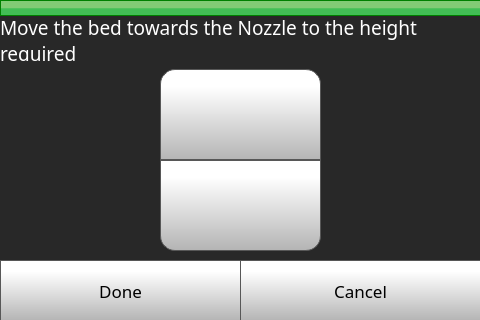
This is octoprint_Julia3GTouchUI/Test2.ui in FracktalWorks/Julia3GTouchUI as Qt 5 draws it before an edit. The edited form follows.
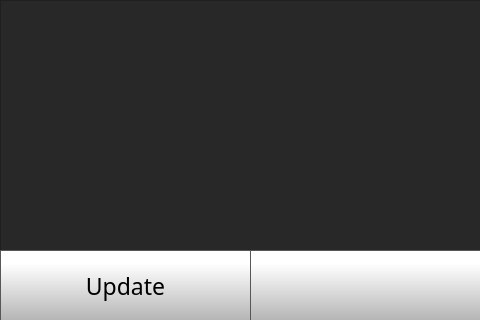
This is the edited form. The open tabs and pages were chosen to show the change. Icons and pictures are not drawn.

Patch:
```diff
--- a/octoprint_Julia3GTouchUI/Test2.ui
+++ b/octoprint_Julia3GTouchUI/Test2.ui
@@ -2834,6 +2834,303 @@
      <zorder>printPreviewSelected_4</zorder>
      <zorder>hostname</zorder>
     </widget>
+    <widget class="QWidget" name="OTAUpdatePage">
+     <widget class="QListWidget" name="updateListWidget">
+      <property name="geometry">
+       <rect>
+        <x>0</x>
+        <y>0</y>
+        <width>481</width>
+        <height>251</height>
+       </rect>
+      </property>
+      <property name="styleSheet">
+       <string notr="true">
+
+QScrollBar:vertical {
+ border: 1px solid black; 
+border-radius: 5px;
+background: rgb(40,40,40);
+width: 62px;
+}
+
+/* Sets up the color and height of handle */
+QScrollBar::handle:vertical {
+border-radius: 5px;
+background: qlineargradient(spread:pad, x1:0, y1:1, x2:0, y2:0.188, stop:0 rgba(180, 180, 180, 255), stop:1 rgba(255, 255, 255, 255));
+min-height: 20px;
+}
+
+
+
+
+/* This remvoes the bottom button by setting the height to 0px */
+QScrollBar::add-line:vertical {
+height: 0px;
+subcontrol-position: bottom;
+subcontrol-origin: margin;
+}
+
+/* This remvoes the top button by setting the height to 0px */
+QScrollBar::sub-line:vertical {
+height: 0px;
+subcontrol-position: top;
+subcontrol-origin: margin;
+}
+
+/*
+QScrollBar::up-arrow:vertical, QScrollBar::down-arrow:vertical {
+border: 2px solid grey;
+width: 5px;
+height: 5px;
+background: white;
+}
+
+
+/* need this to get rid of crosshatching on scrollbar background */
+QScrollBar::add-page:vertical, QScrollBar::sub-page:vertical {
+background: none;
+}
+
+QListView::item {
+color: rgb(255, 255, 255);
+border-bottom: 1px solid rgb(255, 255, 255);
+}
+
+QListView {
+    show-decoration-selected: 1; /* make the selection span the entire width of the view */
+}
+
+QListView::item:selected {
+outline: none;
+}
+
+
+QListView::item:selected:focus {
+	outline: none;
+}
+</string>
+      </property>
+     </widget>
+     <widget class="QPushButton" name="softwareUpdateBackButton">
+      <property name="geometry">
+       <rect>
+        <x>250</x>
+        <y>250</y>
+        <width>231</width>
+        <height>71</height>
+       </rect>
+      </property>
+      <property name="minimumSize">
+       <size>
+        <width>0</width>
+        <height>0</height>
+       </size>
+      </property>
+      <property name="font">
+       <font>
+        <family>Gotham Light</family>
+        <pointsize>9</pointsize>
+       </font>
+      </property>
+      <property name="styleSheet">
+       <string notr="true">QPushButton {
+     border: 1px solid rgb(87, 87, 87);
+	background-color: qlineargradient(spread:pad, x1:0, y1:1, x2:0, y2:0.188, stop:0 rgba(180, 180, 180, 255), stop:1 rgba(255, 255, 255, 255));
+
+
+}
+
+QPushButton:pressed {
+    background-color: qlineargradient(x1: 0, y1: 0, x2: 0, y2: 1,
+                                      stop: 0 #dadbde, stop: 1 #f6f7fa);
+}
+
+QPushButton:flat {
+    border: none; /* no border for a flat push button */
+}
+
+QPushButton:default {
+    border-color: navy; /* make the default button prominent */
+}</string>
+      </property>
+      <property name="text">
+       <string/>
+      </property>
+      <property name="icon">
+       <iconset>
+        <normaloff>templates/img/arrows-4.png</normaloff>templates/img/arrows-4.png</iconset>
+      </property>
+      <property name="iconSize">
+       <size>
+        <width>50</width>
+        <height>50</height>
+       </size>
+      </property>
+      <property name="checkable">
+       <bool>false</bool>
+      </property>
+      <property name="autoDefault">
+       <bool>false</bool>
+      </property>
+      <property name="default">
+       <bool>false</bool>
+      </property>
+      <property name="flat">
+       <bool>false</bool>
+      </property>
+     </widget>
+     <widget class="QPushButton" name="performUpdateButton">
+      <property name="geometry">
+       <rect>
+        <x>0</x>
+        <y>250</y>
+        <width>251</width>
+        <height>71</height>
+       </rect>
+      </property>
+      <property name="minimumSize">
+       <size>
+        <width>0</width>
+        <height>0</height>
+       </size>
+      </property>
+      <property name="font">
+       <font>
+        <family>Gotham Light</family>
+        <pointsize>17</pointsize>
+       </font>
+      </property>
+      <property name="styleSheet">
+       <string notr="true">QPushButton {
+     border: 1px solid rgb(87, 87, 87);
+	background-color: qlineargradient(spread:pad, x1:0, y1:1, x2:0, y2:0.188, stop:0 rgba(180, 180, 180, 255), stop:1 rgba(255, 255, 255, 255));
+
+
+}
+
+QPushButton:pressed {
+    background-color: qlineargradient(x1: 0, y1: 0, x2: 0, y2: 1,
+                                      stop: 0 #dadbde, stop: 1 #f6f7fa);
+}
+
+QPushButton:flat {
+    border: none; /* no border for a flat push button */
+}
+
+QPushButton:default {
+    border-color: navy; /* make the default button prominent */
+}</string>
+      </property>
+      <property name="text">
+       <string>Update</string>
+      </property>
+      <property name="icon">
+       <iconset>
+        <normaloff>templates/img/update-arrows.png</normaloff>templates/img/update-arrows.png</iconset>
+      </property>
+      <property name="iconSize">
+       <size>
+        <width>40</width>
+        <height>40</height>
+       </size>
+      </property>
+      <property name="checkable">
+       <bool>false</bool>
+      </property>
+      <property name="autoDefault">
+       <bool>false</bool>
+      </property>
+      <property name="default">
+       <bool>false</bool>
+      </property>
+      <property name="flat">
+       <bool>false</bool>
+      </property>
+     </widget>
+    </widget>
+    <widget class="QWidget" name="softwareUpdateProgressPage">
+     <widget class="QTextEdit" name="logTextEdit">
+      <property name="geometry">
+       <rect>
+        <x>0</x>
+        <y>0</y>
+        <width>481</width>
+        <height>321</height>
+       </rect>
+      </property>
+      <property name="font">
+       <font>
+        <family>Gotham</family>
+        <pointsize>10</pointsize>
+       </font>
+      </property>
+      <property name="styleSheet">
+       <string notr="true">QTextEdit{
+background-color:  rgb(40, 40, 40);
+font-color: white;
+color: rgb(255, 255, 255);
+}
+
+
+QScrollBar:vertical {
+ border: 1px solid black; 
+border-radius: 5px;
+background: rgb(40,40,40);
+width: 30px;
+}
+
+/* Sets up the color and height of handle */
+QScrollBar::handle:vertical {
+border-radius: 5px;
+background: qlineargradient(spread:pad, x1:0, y1:1, x2:0, y2:0.188, stop:0 rgba(180, 180, 180, 255), stop:1 rgba(255, 255, 255, 255));
+min-height: 20px;
+}
+
+
+
+
+/* This remvoes the bottom button by setting the height to 0px */
+QScrollBar::add-line:vertical {
+height: 0px;
+subcontrol-position: bottom;
+subcontrol-origin: margin;
+}
+
+/* This remvoes the top button by setting the height to 0px */
+QScrollBar::sub-line:vertical {
+height: 0px;
+subcontrol-position: top;
+subcontrol-origin: margin;
+}
+
+/*
+QScrollBar::up-arrow:vertical, QScrollBar::down-arrow:vertical {
+border: 2px solid grey;
+width: 5px;
+height: 5px;
+background: white;
+}
+
+
+/* need this to get rid of crosshatching on scrollbar background */
+QScrollBar::add-page:vertical, QScrollBar::sub-page:vertical {
+background: none;
+}
+</string>
+      </property>
+      <property name="readOnly">
+       <bool>true</bool>
+      </property>
+      <property name="html">
+       <string>&lt;!DOCTYPE HTML PUBLIC &quot;-//W3C//DTD HTML 4.0//EN&quot; &quot;http://www.w3.org/TR/REC-html40/strict.dtd&quot;&gt;
+&lt;html&gt;&lt;head&gt;&lt;meta name=&quot;qrichtext&quot; content=&quot;1&quot; /&gt;&lt;style type=&quot;text/css&quot;&gt;
+p, li { white-space: pre-wrap; }
+&lt;/style&gt;&lt;/head&gt;&lt;body style=&quot; font-family:'Gotham'; font-size:10pt; font-weight:400; font-style:normal;&quot;&gt;
+&lt;p style=&quot; margin-top:0px; margin-bottom:0px; margin-left:0px; margin-right:0px; -qt-block-indent:0; text-indent:0px;&quot;&gt;Software Update Starting, Please Wait....&lt;/p&gt;&lt;/body&gt;&lt;/html&gt;</string>
+      </property>
+     </widget>
+    </widget>
     <widget class="QWidget" name="caliberatePage">
      <widget class="QPushButton" name="bedLevelButton">
       <property name="geometry">
```
Left out of the diff: 2 changed lines with no effect on the pictures.
